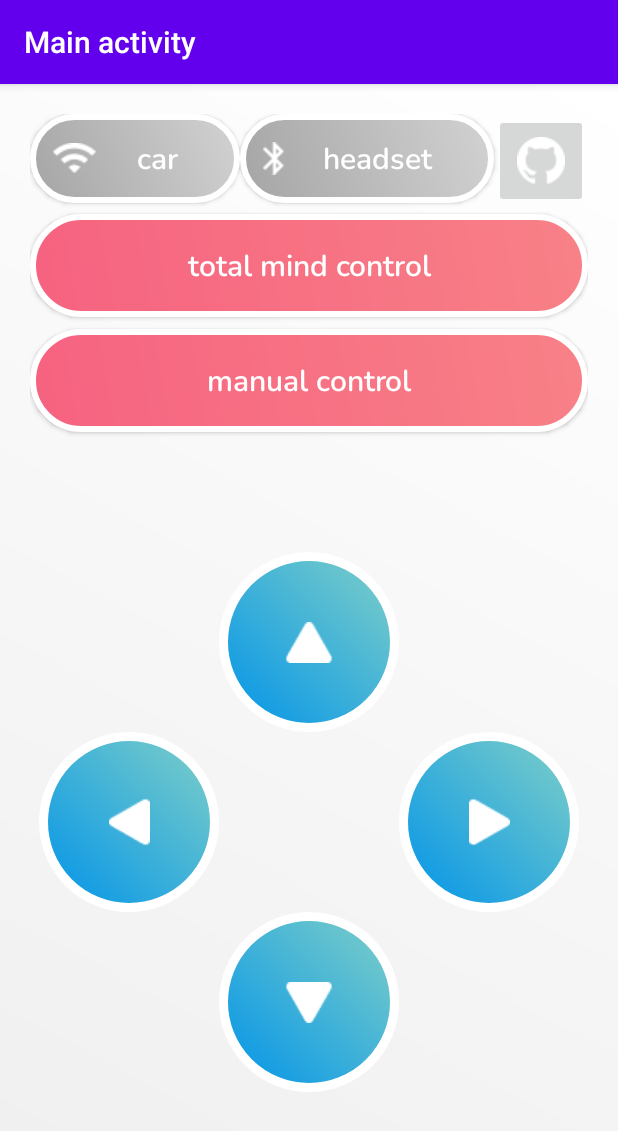
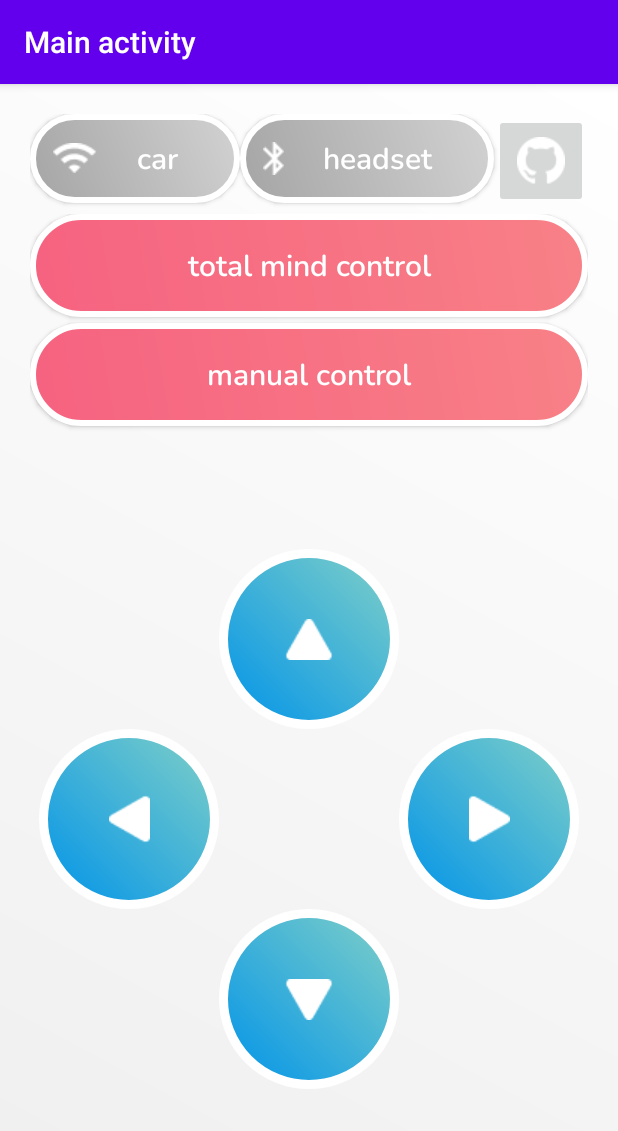
Before and after one commit to matekd/group-08, an Android app: the screen it shows after launch (MainActivity), on a phone screen of 412 x 824 dp. Shown: the top 1131 px of the screen. Run offline under Robolectric (Android 15) with nearby library versions, the phone set to English and light mode, and no system bars; libraries missing offline, so code that uses them is left out: com.neurosky.connection; 1 statement that could not run was skipped.

Commit message:
More padding added to switch buttons for better UI usability.

```diff
--- a/app/app/src/main/res/layout/content_switch.xml
+++ b/app/app/src/main/res/layout/content_switch.xml
@@ -3,7 +3,8 @@
     xmlns:android="http://schemas.android.com/apk/res/android"
     android:layout_width="fill_parent"
     android:layout_height="wrap_content"
-    android:orientation="vertical">
+    android:orientation="vertical"
+    android:layout_marginTop="4dp">
 
     <!-- Partial control button -->
     <Button
--- a/app/app/src/main/res/values/styles.xml
+++ b/app/app/src/main/res/values/styles.xml
@@ -55,7 +55,6 @@
         <item name="android:paddingTop">20dp</item>
         <item name="android:paddingBottom">20dp</item>
         <item name="android:layout_marginBottom">4dp</item>
-        <item name="android:layout_marginTop">4dp</item>
     </style>
 
     <!-- Control buttons in content_controls.xml -->
```
